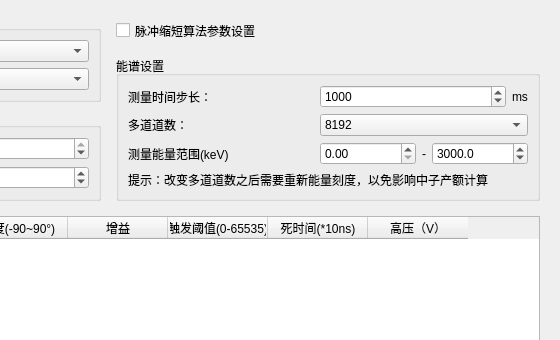
First picture: the form in detsettingwindow.ui, repository MrXiaomao/HXR_Detector, before the edit; both pictures show x 353 to 913 and y 0 to 340 of the 913 by 705 pixel window.
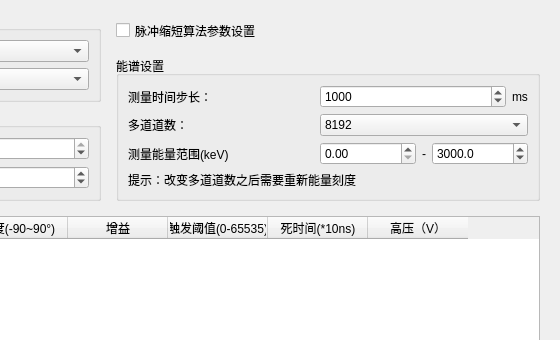
Second picture: the form after the edit.

Commit message: 删除中子产额的相关功能

What changed in the file:
```diff
--- a/detsettingwindow.ui
+++ b/detsettingwindow.ui
@@ -215,7 +215,7 @@
             <item row="3" column="0" colspan="3">
              <widget class="QLabel" name="label_5">
               <property name="text">
-               <string>提示：改变多道道数之后需要重新能量刻度，以免影响中子产额计算</string>
+               <string>提示：改变多道道数之后需要重新能量刻度</string>
               </property>
               <property name="wordWrap">
                <bool>true</bool>
```
The commit also changes 33 other files.
